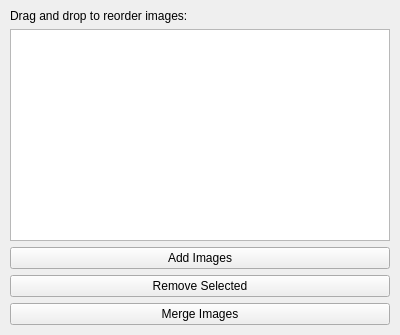
Old version of the form PicFusion.ui in the repository yilmaz-mert/PicFusion.
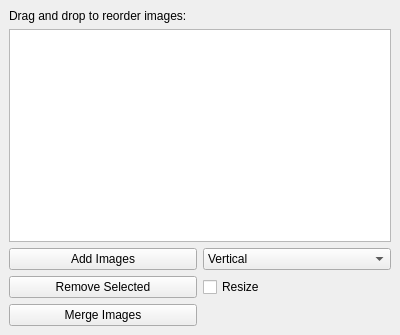
New version of the form. Icons and pictures are not drawn.

Patch:
```diff
--- a/PicFusion.ui
+++ b/PicFusion.ui
@@ -11,7 +11,7 @@
    </rect>
   </property>
   <property name="sizePolicy">
-   <sizepolicy hsizetype="Fixed" vsizetype="Preferred">
+   <sizepolicy hsizetype="Preferred" vsizetype="Preferred">
     <horstretch>0</horstretch>
     <verstretch>0</verstretch>
    </sizepolicy>
@@ -24,7 +24,7 @@
   </property>
   <property name="maximumSize">
    <size>
-    <width>400</width>
+    <width>16777215</width>
     <height>16777215</height>
    </size>
   </property>
@@ -36,16 +36,7 @@
     <normaloff>icon.ico</normaloff>icon.ico</iconset>
   </property>
   <widget class="QWidget" name="centralwidget">
-   <layout class="QVBoxLayout" name="verticalLayout_3">
-    <property name="leftMargin">
-     <number>10</number>
-    </property>
-    <property name="rightMargin">
-     <number>10</number>
-    </property>
-    <property name="bottomMargin">
-     <number>10</number>
-    </property>
+   <layout class="QVBoxLayout" name="verticalLayout">
     <item>
      <widget class="QLabel" name="label">
       <property name="text">
@@ -70,25 +61,55 @@
      </widget>
     </item>
     <item>
+     <layout class="QGridLayout" name="gridLayout">
+      <item row="2" column="0">
+       <widget class="QPushButton" name="mergeButton">
+        <property name="text">
+         <string>Merge Images</string>
+        </property>
+       </widget>
+      </item>
+      <item row="1" column="2">
+       <widget class="QCheckBox" name="ResizecheckBox">
+        <property name="text">
+         <string>Resize</string>
+        </property>
+       </widget>
+      </item>
+      <item row="0" column="0">
      <widget class="QPushButton" name="addButton">
       <property name="text">
        <string>Add Images</string>
       </property>
      </widget>
     </item>
-    <item>
+      <item row="1" column="0">
      <widget class="QPushButton" name="removeButton">
       <property name="text">
        <string>Remove Selected</string>
       </property>
      </widget>
     </item>
+      <item row="0" column="2">
+       <widget class="QComboBox" name="comboBox">
     <item>
-     <widget class="QPushButton" name="mergeButton">
       <property name="text">
-       <string>Merge Images</string>
-      </property>
-     </widget>
+          <string>Vertical</string>
+         </property>
+        </item>
+        <item>
+         <property name="text">
+          <string>Horizontal</string>
+         </property>
+        </item>
+        <item>
+         <property name="text">
+          <string>Grid</string>
+         </property>
+        </item>
+       </widget>
+      </item>
+     </layout>
     </item>
    </layout>
   </widget>
```
Lines whose indentation alone changed are shown as unchanged.
